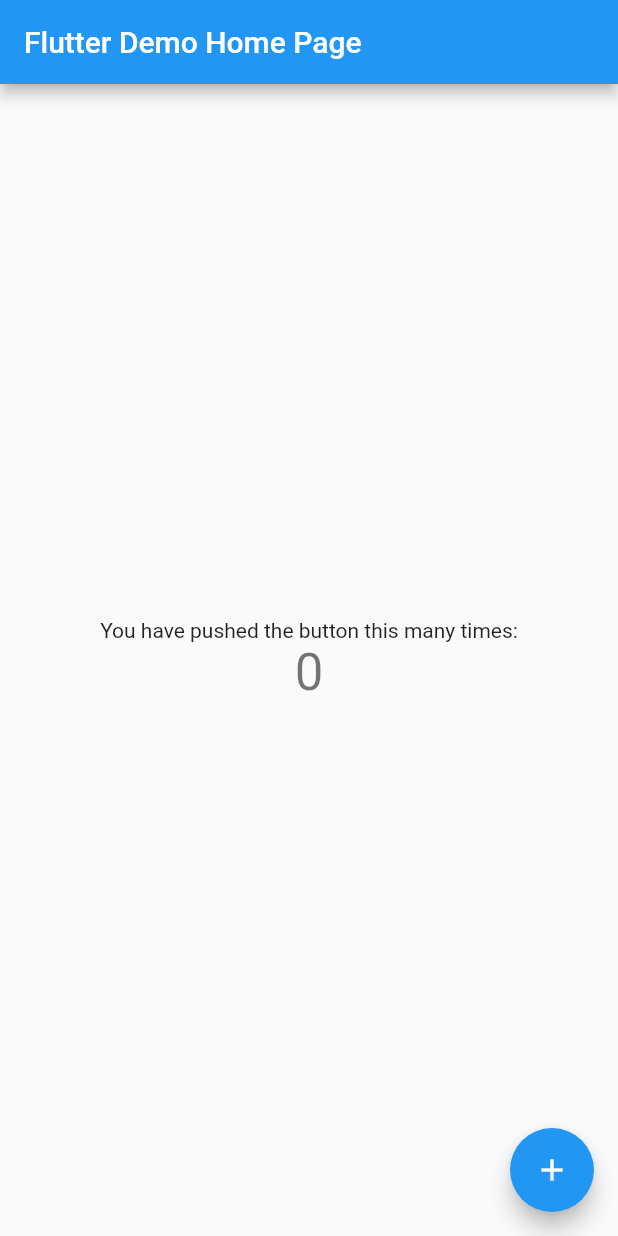
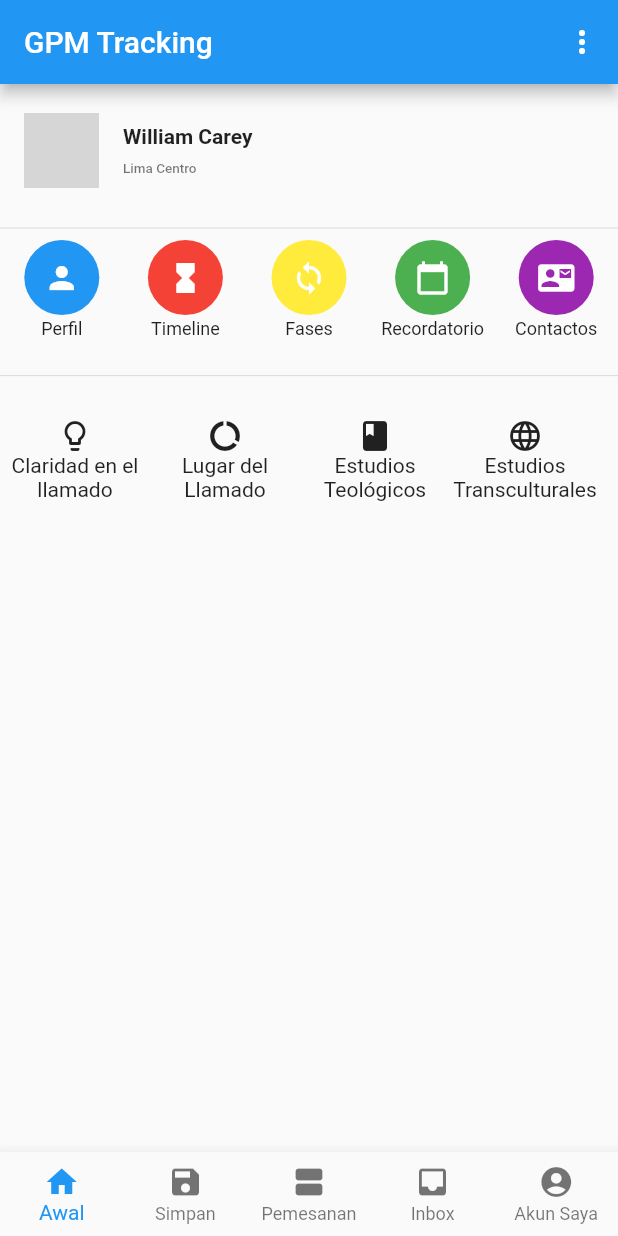
Before and after one commit to jpgotopo/gpm_tracking, a Flutter app: the screen it shows after launch, on a phone screen of 412 x 824 dp. Run offline on Flutter 3.47's test engine with Material 2 defaults, Android fonts, the phone set to English and light mode, and no system bars; network calls fail; grey boxes are pictures that could not be loaded.

Commit message:
cambindo la pantalla de inicio

```diff
--- /dev/null
+++ b/data/menu_opts.json
@@ -0,0 +1,26 @@
+{
+    "nombreApp" : "Componentes",
+    "rutas" : [
+        {
+            "ruta" : "alert",
+            "icon" : "add_alert",
+            "texto": "Alertas"
+        },
+        {
+            "ruta" : "avatar",
+            "icon" : "accessibility",
+            "texto": "Avatars"
+        },
+        {
+            "ruta" : "card",
+            "icon" : "folder_open",
+            "texto": "Cards - Tarjetas"
+        },
+        {
+            "ruta" : "animatedContainer",
+            "icon" : "donut_large",
+            "texto": "Animated Container"
+        }
+
+    ]
+}
--- a/lib/main.dart
+++ b/lib/main.dart
@@ -1,111 +1,68 @@
 import 'package:flutter/material.dart';
+import 'package:gpm_tracking/pages/home.dart';
 
 void main() => runApp(MyApp());
 
 class MyApp extends StatelessWidget {
-  // This widget is the root of your application.
   @override
   Widget build(BuildContext context) {
     return MaterialApp(
-      title: 'Flutter Demo',
-      theme: ThemeData(
-        // This is the theme of your application.
-        //
-        // Try running your application with "flutter run". You'll see the
-        // application has a blue toolbar. Then, without quitting the app, try
-        // changing the primarySwatch below to Colors.green and then invoke
-        // "hot reload" (press "r" in the console where you ran "flutter run",
-        // or simply save your changes to "hot reload" in a Flutter IDE).
-        // Notice that the counter didn't reset back to zero; the application
-        // is not restarted.
-        primarySwatch: Colors.blue,
-      ),
-      home: MyHomePage(title: 'Flutter Demo Home Page'),
+      debugShowCheckedModeBanner: false,
+      title: 'GPM Tracking',
+      home: MyHomePage(),
     );
   }
 }
 
 class MyHomePage extends StatefulWidget {
-  MyHomePage({Key key, this.title}) : super(key: key);
-
-  // This widget is the home page of your application. It is stateful, meaning
-  // that it has a State object (defined below) that contains fields that affect
-  // how it looks.
-
-  // This class is the configuration for the state. It holds the values (in this
-  // case the title) provided by the parent (in this case the App widget) and
-  // used by the build method of the State. Fields in a Widget subclass are
-  // always marked "final".
-
-  final String title;
-
   @override
   _MyHomePageState createState() => _MyHomePageState();
 }
 
 class _MyHomePageState extends State<MyHomePage> {
-  int _counter = 0;
+  int _selectedIndex = 0;
 
-  void _incrementCounter() {
+  final _layoutPage = [
+    Home(),
+  ];
+
+   void _onTabItem(int index){
     setState(() {
-      // This call to setState tells the Flutter framework that something has
-      // changed in this State, which causes it to rerun the build method below
-      // so that the display can reflect the updated values. If we changed
-      // _counter without calling setState(), then the build method would not be
-      // called again, and so nothing would appear to happen.
-      _counter++;
+          _selectedIndex = index;
     });
   }
 
   @override
   Widget build(BuildContext context) {
-    // This method is rerun every time setState is called, for instance as done
-    // by the _incrementCounter method above.
-    //
-    // The Flutter framework has been optimized to make rerunning build methods
-    // fast, so that you can just rebuild anything that needs updating rather
-    // than having to individually change instances of widgets.
     return Scaffold(
-      appBar: AppBar(
-        // Here we take the value from the MyHomePage object that was created by
-        // the App.build method, and use it to set our appbar title.
-        title: Text(widget.title),
-      ),
-      body: Center(
-        // Center is a layout widget. It takes a single child and positions it
-        // in the middle of the parent.
-        child: Column(
-          // Column is also a layout widget. It takes a list of children and
-          // arranges them vertically. By default, it sizes itself to fit its
-          // children horizontally, and tries to be as tall as its parent.
-          //
-          // Invoke "debug painting" (press "p" in the console, choose the
-          // "Toggle Debug Paint" action from the Flutter Inspector in Android
-          // Studio, or the "Toggle Debug Paint" command in Visual Studio Code)
-          // to see the wireframe for each widget.
-          //
-          // Column has various properties to control how it sizes itself and
-          // how it positions its children. Here we use mainAxisAlignment to
-          // center the children vertically; the main axis here is the vertical
-          // axis because Columns are vertical (the cross axis would be
-          // horizontal).
-          mainAxisAlignment: MainAxisAlignment.center,
-          children: <Widget>[
-            Text(
-              'You have pushed the button this many times:',
-            ),
-            Text(
-              '$_counter',
-              style: Theme.of(context).textTheme.display1,
-            ),
-          ],
-        ),
-      ),
-      floatingActionButton: FloatingActionButton(
-        onPressed: _incrementCounter,
-        tooltip: 'Increment',
-        child: Icon(Icons.add),
-      ), // This trailing comma makes auto-formatting nicer for build methods.
+       body: _layoutPage.elementAt(_selectedIndex),
+      bottomNavigationBar: BottomNavigationBar(
+        items: <BottomNavigationBarItem>[
+          BottomNavigationBarItem(
+            icon: Icon(Icons.home),
+            title: Text('Awal')
+          ),
+          BottomNavigationBarItem(
+            icon: Icon(Icons.save),
+            title: Text('Simpan')
+          ),
+          BottomNavigationBarItem(
+            icon: Icon(Icons.view_agenda),
+            title: Text('Pemesanan')
+          ),
+          BottomNavigationBarItem(
+            icon: Icon(Icons.inbox),
+            title: Text('Inbox')
+          ),
+          BottomNavigationBarItem(
+            icon: Icon(Icons.account_circle),
+            title: Text('Akun Saya')
+          ),
+        ],
+        type: BottomNavigationBarType.fixed,
+        currentIndex: _selectedIndex,
+        onTap: _onTabItem,
+      )
     );
   }
 }
--- /dev/null
+++ b/lib/pages/home.dart
@@ -0,0 +1,233 @@
+import 'package:flutter/material.dart';
+
+void main() => runApp(Home());
+
+class Home extends StatelessWidget {
+  @override
+  Widget build(BuildContext context) {
+    return MaterialApp(
+      title: 'GPM Tracking',
+      home: MyHomePage(title: 'GPM Tracking'),
+
+    );
+  }
+}
+
+class MyHomePage extends StatefulWidget {
+  MyHomePage({Key key, this.title}) : super(key: key);
+  final String title;
+
+  @override
+  _MyHomePageState createState() => _MyHomePageState();
+}
+
+class _MyHomePageState extends State<MyHomePage> {
+  @override
+  Widget build(BuildContext context) {
+    return Scaffold(
+      appBar: AppBar(
+        title: Text(widget.title),
+        actions: <Widget>[
+          IconButton(
+            icon: Icon(Icons.more_vert),
+            onPressed: (){},
+          )
+        ],
+      ),
+      body: ListView(
+        children: <Widget>[
+          Profile(),
+          Divider(),
+          MenuPrincipal(),
+          Divider(),
+          MenuSecundario(),
+
+
+        ],
+      ),
+
+    );
+  }
+}
+
+class Profile extends StatelessWidget {
+  @override
+  Widget build(BuildContext context) {
+    return Padding(
+      padding: const EdgeInsets.symmetric(vertical: 8.0),
+      child: ListTile(
+        leading: Container(
+          width: 50.0,
+          height: 50.0,
+          decoration: BoxDecoration(
+            shape: BoxShape.circle,
+            image: DecorationImage(
+              fit: BoxFit.fill,
+              image: NetworkImage('http://elbourne.org/images/william_carey.jpg')
+            )
+          ),
+
+        ),
+        title: Text(
+          "William Carey",
+          style: TextStyle(fontWeight: FontWeight.bold, fontSize: 14),
+        ),
+        subtitle: Text("Lima Centro", style: TextStyle(fontWeight: FontWeight.w500, fontSize: 9)),
+      ),
+
+    );
+  }
+}
+
+class MenuPrincipal extends StatelessWidget {
+  @override
+  Widget build(BuildContext context) {
+    return GridView.count(
+      shrinkWrap: true,
+      crossAxisCount: 5,
+      children: menuPrincipalItem,
+    );
+  }
+}
+
+
+List<MenuPrincipalItems> menuPrincipalItem = [
+  MenuPrincipalItems(
+    title: "Perfil",
+    icon: Icons.person,
+    colorBox: Colors.blue,
+    colorIcon: Colors.white,
+  ),
+  MenuPrincipalItems(
+    title: "Timeline",
+    icon: Icons.hourglass_full,
+    colorBox: Colors.red,
+    colorIcon: Colors.white,
+  ),
+  MenuPrincipalItems(
+    title: "Fases",
+    icon: Icons.loop,
+    colorBox: Colors.yellow,
+    colorIcon: Colors.white,
+  ),
+  MenuPrincipalItems(
+    title: "Recordatorio",
+    icon: Icons.calendar_today,
+    colorBox: Colors.green,
+    colorIcon: Colors.white,
+  ),
+  MenuPrincipalItems(
+    title: "Contactos",
+    icon: Icons.contact_mail,
+    colorBox: Colors.purple,
+    colorIcon: Colors.white,
+  )
+
+];
+
+class MenuPrincipalItems extends StatelessWidget {
+  MenuPrincipalItems({this.title, this.icon, this.colorBox, this.colorIcon});
+  final String title;
+  final IconData icon;
+  final Color colorBox, colorIcon;
+  @override
+  Widget build(BuildContext context) {
+    return Column(
+      children: <Widget>[
+        Container(
+          width: 50.0,
+          height: 50.0,
+          decoration: BoxDecoration(
+            color: colorBox,
+            shape: BoxShape.circle,
+          ),
+          child: Icon(
+            icon,
+            color: colorIcon,
+          ),
+        ),
+        Padding(
+          padding: const EdgeInsets.only(top: 2.0),
+          child: Text(
+            title,
+            style: TextStyle(
+              fontSize: 12.0,
+            ),
+            textAlign: TextAlign.center,
+          ),
+        ),
+      ],
+    );
+  }
+}
+
+class MenuSecundario extends StatelessWidget {
+  @override
+  Widget build(BuildContext context) {
+    return Container(
+      padding: EdgeInsets.symmetric(vertical: 20.0),
+      height: 100.0,
+      child: ListView(
+        scrollDirection: Axis.horizontal,
+        children: menuSecundario,
+      ),
+    );
+  }
+}
+
+List<MenuSecundarioItems> menuSecundario = [
+  MenuSecundarioItems(
+    title: 'Claridad en el llamado',
+    icon: Icons.lightbulb_outline,
+
+  ),
+  MenuSecundarioItems(
+    title: 'Lugar del Llamado',
+    icon: Icons.data_usage,
+  ),
+  MenuSecundarioItems(
+    title: 'Estudios Teológicos',
+    icon: Icons.book,
+  ),
+  MenuSecundarioItems(
+    title: 'Estudios Transculturales',
+    icon: Icons.language,
+  ),
+  MenuSecundarioItems(
+    title: 'Idioma',
+    icon: Icons.translate,
+  ),
+  MenuSecundarioItems(
+    title: 'Pulsa & Paket Internet',
+    icon: Icons.signal_cellular_4_bar,
+  ),
+  MenuSecundarioItems(
+    title: 'Compromiso Iglesia Local',
+    icon: Icons.home,
+  ),
+  MenuSecundarioItems(
+    title: 'Manual Vamos',
+    icon: Icons.edit,
+  ),
+];
+
+class MenuSecundarioItems extends StatelessWidget {
+  MenuSecundarioItems({this.title, this.icon});
+  final String title;
+  final IconData icon;
+  @override
+  Widget build(BuildContext context) {
+    return Container(
+      width: 100.0,
+      child: Column(
+        children: <Widget>[
+          Icon(icon),
+          Text(
+            title,
+            textAlign: TextAlign.center,
+          )
+        ],
+      ),
+    );
+  }
+}
```
